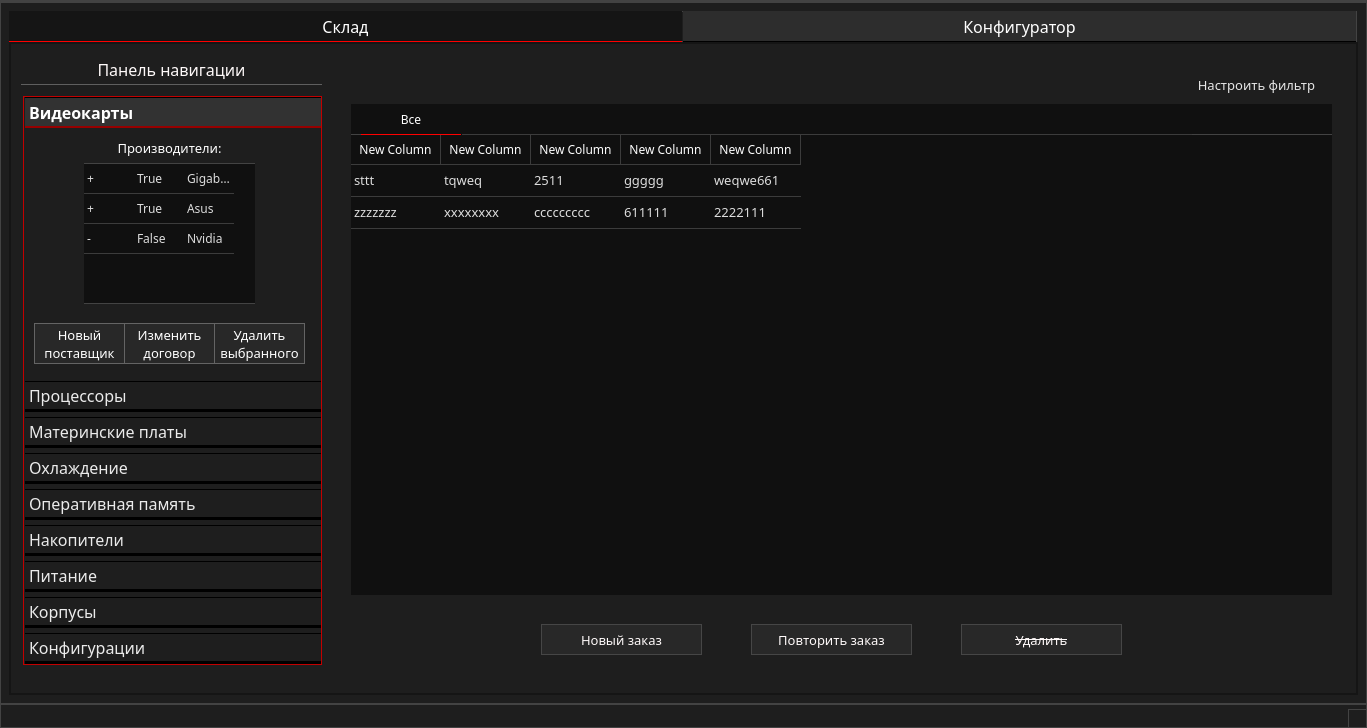
Old version of the form ui/main_interface.ui in the repository marginalprog/git_pcconf.
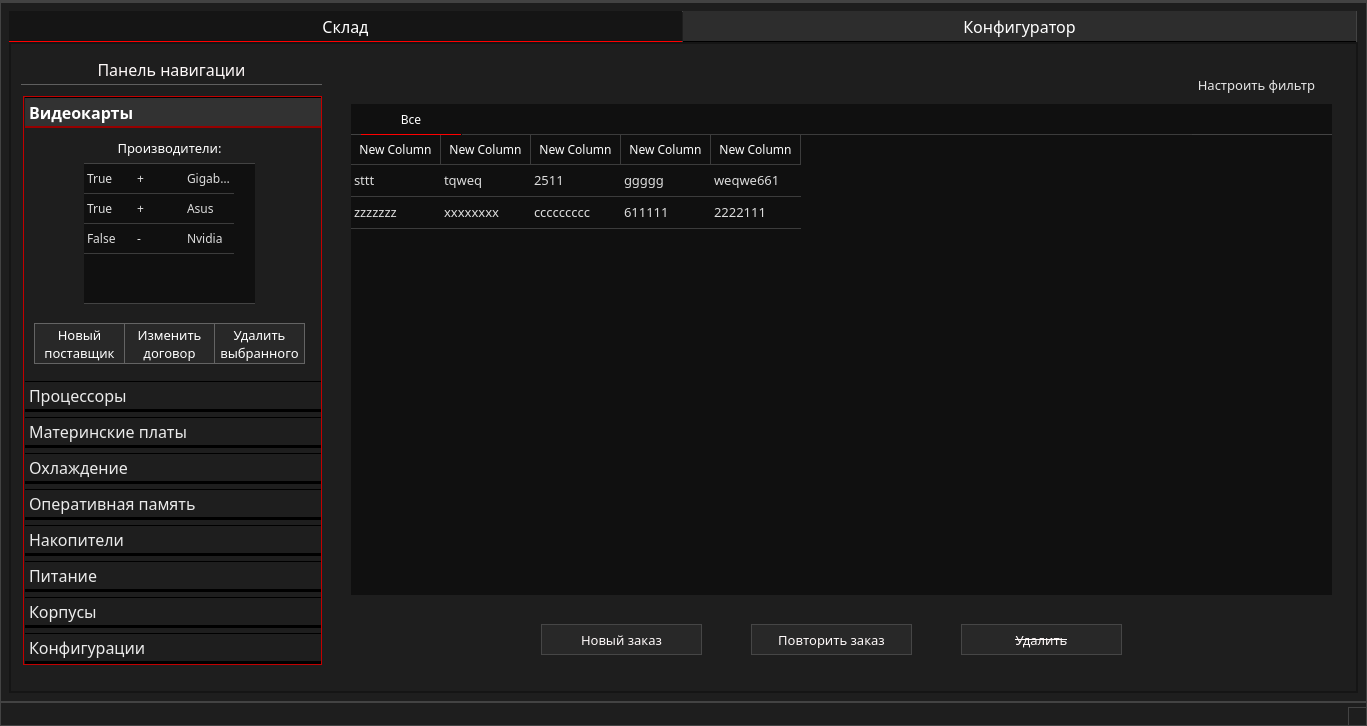
New version of the form. Icons and pictures are not drawn.

Patch:
```diff
--- a/ui/main_interface.ui
+++ b/ui/main_interface.ui
@@ -7,7 +7,7 @@
     <x>0</x>
     <y>0</y>
     <width>1367</width>
-    <height>728</height>
+    <height>726</height>
    </rect>
   </property>
   <property name="windowTitle">
@@ -620,16 +620,16 @@
              <string>New Row</string>
             </property>
            </row>
-           <column>
-            <property name="text">
-             <string>Договор</string>
-            </property>
-           </column>
            <column>
             <property name="text">
              <string>Состояние</string>
             </property>
            </column>
+           <column>
+            <property name="text">
+             <string>Договор</string>
+            </property>
+           </column>
            <column>
             <property name="text">
              <string>Название</string>
@@ -637,12 +637,12 @@
            </column>
            <item row="0" column="0">
             <property name="text">
-             <string>+</string>
+             <string>True</string>
             </property>
            </item>
            <item row="0" column="1">
             <property name="text">
-             <string>True</string>
+             <string>+</string>
             </property>
            </item>
            <item row="0" column="2">
@@ -652,12 +652,12 @@
            </item>
            <item row="1" column="0">
             <property name="text">
-             <string>+</string>
+             <string>True</string>
             </property>
            </item>
            <item row="1" column="1">
             <property name="text">
-             <string>True</string>
+             <string>+</string>
             </property>
            </item>
            <item row="1" column="2">
@@ -666,15 +666,15 @@
             </property>
            </item>
            <item row="2" column="0">
-            <property name="text">
-             <string>-</string>
-            </property>
-           </item>
-           <item row="2" column="1">
             <property name="text">
              <string>False</string>
             </property>
            </item>
+           <item row="2" column="1">
+            <property name="text">
+             <string>-</string>
+            </property>
+           </item>
            <item row="2" column="2">
             <property name="text">
              <string>Nvidia</string>
```
Left out of the diff: 112 changed lines with no effect on the pictures.
